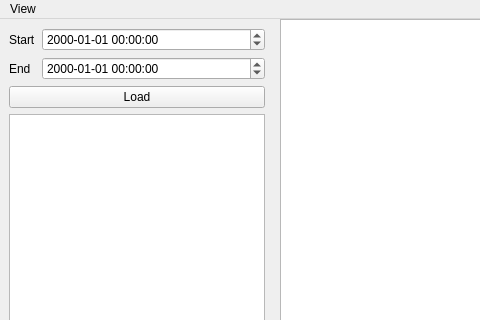
Qt form src/logviewer.ui (kmnhan/1KARPES_DAQ) before a commit; both pictures show x 0 to 480 and y 0 to 320 of the 720 by 479 pixel window.
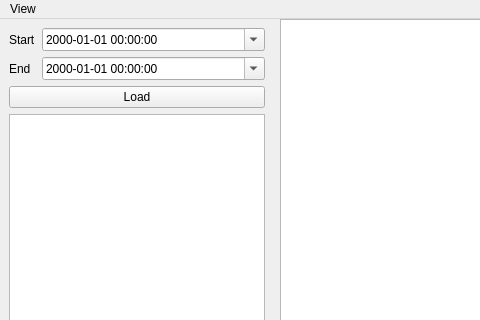
The same form after that commit. Custom widgets are drawn as their Qt base class.

Commit message: Add qtawesome and improve calendar widget styling

Diff of the .ui file:
```diff
--- a/src/logviewer.ui
+++ b/src/logviewer.ui
@@ -64,6 +64,9 @@
                <property name="displayFormat">
                 <string notr="true">yyyy-MM-dd hh:mm:ss</string>
                </property>
+               <property name="calendarPopup">
+                <bool>true</bool>
+               </property>
               </widget>
              </item>
              <item row="1" column="1">
@@ -74,6 +77,9 @@
                <property name="displayFormat">
                 <string notr="true">yyyy-MM-dd hh:mm:ss</string>
                </property>
+               <property name="calendarPopup">
+                <bool>true</bool>
+               </property>
               </widget>
              </item>
             </layout>
```
The commit also changes 2 other files.
